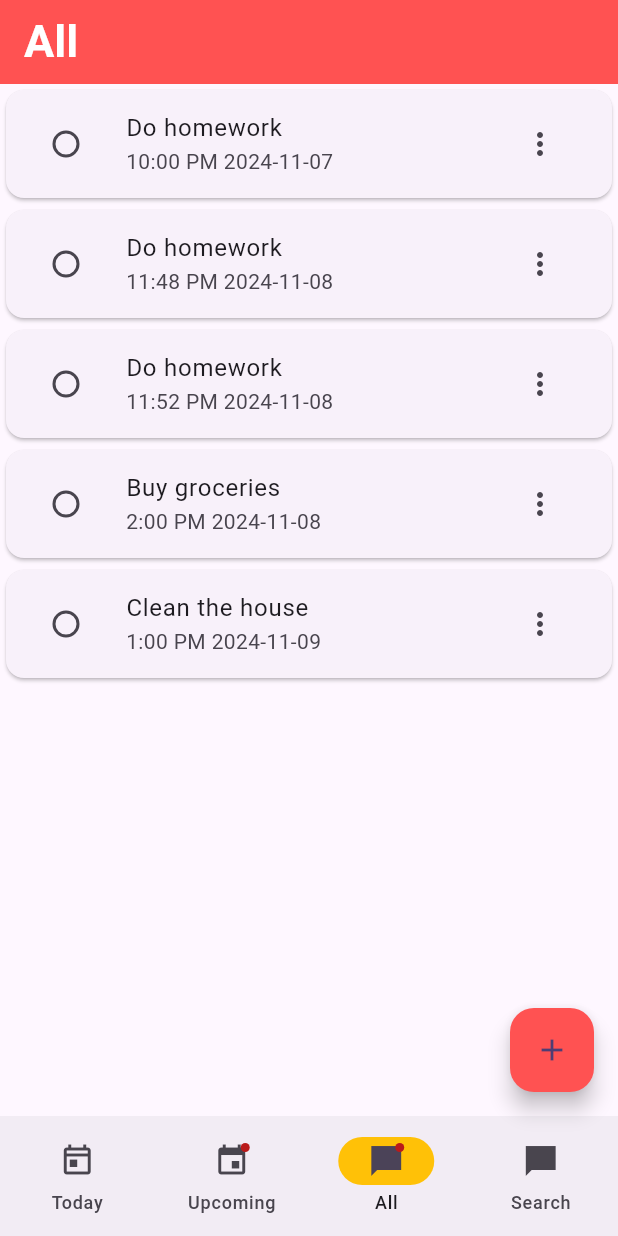
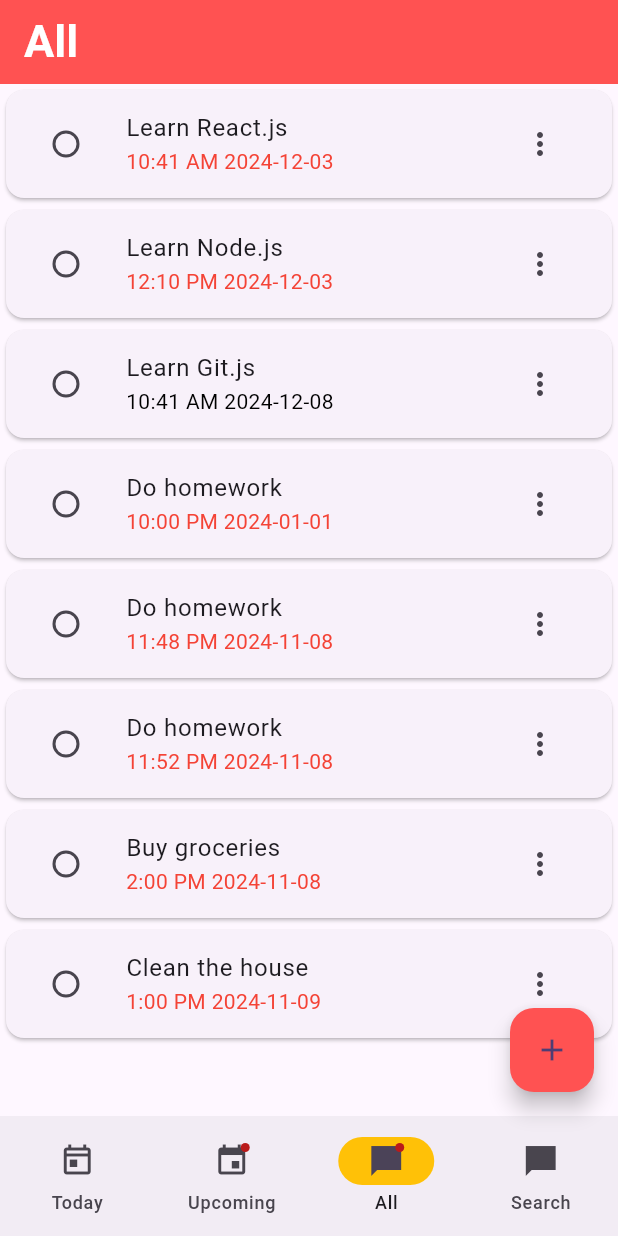
Before and after one commit to Hungyen0303/To-do-list-app-, a Flutter app: the screen it shows after launch, item 3 of the bottom bar chosen, on a phone screen of 412 x 824 dp. Run offline on Flutter 3.47's test engine with Material 3 defaults, Android fonts, the phone set to English and light mode, and no system bars; our stand-ins replace flutter_local_notifications, rxdart, timezone.

```diff
--- a/lib/AllTodoList.dart
+++ b/lib/AllTodoList.dart
@@ -16,8 +16,7 @@ class AllTodoList extends StatelessWidget {
           itemCount: taskModel.tasks.length,
           itemBuilder: (context, index)
           {
-            final task = taskModel.tasks[index];
-              return task;
+              return taskModel.tasks[index];
           },
         );
       },
--- a/lib/TaskBar.dart
+++ b/lib/TaskBar.dart
@@ -81,6 +81,21 @@ class _TaskbarState extends State<TaskBar> {
     _taskController.text = widget.task;
     _timeController.text = widget.dueTime;
     _descriptionController.text = widget.descriptions;
+
+    bool isOverDue() {
+      if (widget.dueDate != null) {
+        final parsedDate = DateFormat('yyyy-MM-dd').parse(widget.dueDate);
+        if (widget.dueTime != null) {
+          final parsedTime = DateFormat('HH:mm a').parse(widget.dueTime);
+          return parsedDate.isBefore(DateTime.now()) &&
+              parsedTime.isBefore(DateTime.now());
+
+        }
+        return parsedDate.isBefore(DateTime.now());
+      }
+        else
+          return false;
+      }
 
     void _updateTask(String originalTask, String originalDate, String originalTime) {
       setState(() {
@@ -176,7 +191,11 @@ class _TaskbarState extends State<TaskBar> {
           icon: const Icon(Icons.more_vert),
         ),
         subtitle: Text(
-          widget.dueTime + " " + widget.dueDate,
+          "${widget.dueTime} ${widget.dueDate}",
+
+          style: isOverDue() ? const TextStyle(
+            color: Colors.red
+          ) :const  TextStyle(color: Colors.black),
         ),
         leading: Checkbox(
           shape: const RoundedRectangleBorder(
--- a/lib/TaskModel.dart
+++ b/lib/TaskModel.dart
@@ -1,18 +1,40 @@
 import 'package:flutter/material.dart';
 import 'package:todolistapp/TaskBar.dart';
+import 'package:todolistapp/helper/datetime.dart';
 
 class TaskModel extends ChangeNotifier {
   String query = '@#@';
+   DateTimeHelper dateTimeHelper = DateTimeHelper();
+
+
+
 
   List<TaskBar> tasks = [
+    TaskBar(task: "Learn React.js",
+        descriptions: "Learn useState",
+        dueDate: DateTimeHelper.getTodayAsString(),
+        dueTime: DateTimeHelper.getSomeTimeAsString(11),
+        onRemoveTask: (){},
+        isDone: false) ,
+    TaskBar(task: "Learn Node.js",
+        descriptions: "Learn Express",
+        dueDate: DateTimeHelper.getTodayAsString(),
+        dueTime: DateTimeHelper.getSomeTimeAsString(100),
+        onRemoveTask: (){},
+        isDone: false) ,
+    TaskBar(task: "Learn Git.js",
+        descriptions: "Learn flow",
+        dueDate: DateTimeHelper.getSomeNextDay(5),
+        dueTime: DateTimeHelper.getSomeTimeAsString(11),
+        onRemoveTask: (){},
+        isDone: false) ,
     TaskBar(
       task: 'Do homework',
       descriptions: 'Complete math homework by 10 PM',
-      dueDate: '2024-11-07',
+      dueDate: '2024-01-01',
       dueTime: '10:00 PM',
       isDone: false,
-      onRemoveTask: () {
-      },
+      onRemoveTask: () {},
     ),
     TaskBar(
       task: 'Do homework',
@@ -20,8 +42,7 @@ class TaskModel extends ChangeNotifier {
       dueDate: '2024-11-08',
       dueTime: '11:48 PM',
       isDone: false,
-      onRemoveTask: () {
-      },
+      onRemoveTask: () {},
     ),
     TaskBar(
       task: 'Do homework',
@@ -29,8 +50,7 @@ class TaskModel extends ChangeNotifier {
       dueDate: '2024-11-08',
       dueTime: '11:52 PM',
       isDone: false,
-      onRemoveTask: () {
-      },
+      onRemoveTask: () {},
     ),
     TaskBar(
       task: 'Buy groceries',
@@ -38,8 +58,7 @@ class TaskModel extends ChangeNotifier {
       dueDate: '2024-11-08',
       isDone: false,
       dueTime: '2:00 PM',
-      onRemoveTask: () {
-      },
+      onRemoveTask: () {},
     ),
     TaskBar(
       task: 'Clean the house',
@@ -47,8 +66,7 @@ class TaskModel extends ChangeNotifier {
       dueDate: '2024-11-09',
       isDone: false,
       dueTime: '1:00 PM',
-      onRemoveTask: () {
-      },
+      onRemoveTask: () {},
     ),
   ];
 
@@ -59,19 +77,21 @@ class TaskModel extends ChangeNotifier {
           task.dueDate.contains(query) ||
           task.dueTime.contains(query);
     }).toList();
+  }
 
-  }
   void updateQuery(String newQuery) {
     query = newQuery;
     notifyListeners();
   }
+
   void addTask(TaskBar task) {
     tasks.add(task);
     notifyListeners();
   }
 
   void removeTask(TaskBar task) {
-    tasks.removeWhere((item) => item.task == task.task && item.dueDate == task.dueDate);
+    tasks.removeWhere((item) =>
+    item.task == task.task && item.dueDate == task.dueDate);
     notifyListeners();
   }
 
--- a/lib/Today.dart
+++ b/lib/Today.dart
@@ -1,3 +1,6 @@
+import 'dart:math';
+
+import 'package:flutter/foundation.dart';
 import 'package:flutter/material.dart';
 import 'package:intl/intl.dart';
 import 'package:provider/provider.dart';
--- /dev/null
+++ b/lib/helper/datetime.dart
@@ -0,0 +1,23 @@
+import 'package:intl/intl.dart';
+
+class DateTimeHelper {
+  static String getTodayAsString() {
+    DateTime now = DateTime.now();
+    return DateFormat('yyyy-MM-dd').format(now);
+  }
+
+  static String getSomeNextDay(int day) /**/ {
+    DateTime someday = DateTime.now().add(Duration(days: day));
+    return DateFormat('yyyy-MM-dd').format(someday);
+  }
+
+  static String getTimeAsString() {
+    DateTime time = DateTime.now();
+    return DateFormat('HH:mm a').format(time);
+  }
+
+  static String getSomeTimeAsString(int minute) {
+    DateTime sometime = DateTime.now().add(Duration(minutes: minute));
+    return DateFormat('HH:mm a').format(sometime);
+  }
+}
--- a/lib/main.dart
+++ b/lib/main.dart
@@ -81,7 +81,7 @@ class _MyHomePageState extends State<MyHomePage> {
     final taskModel = Provider.of<TaskModel>(context, listen: false);
 
     DateTime _parseDueDateTime(String dueDate, String dueTime) {
-      final parsedDate = DateFormat('dd/MM/yyyy').parse(dueDate);
+      final parsedDate = DateFormat('dd-MM-yyyy').parse(dueDate);
       final parsedTime = DateFormat('hh:mm a').parse(dueTime);
       return DateTime(
         parsedDate.year,
```
